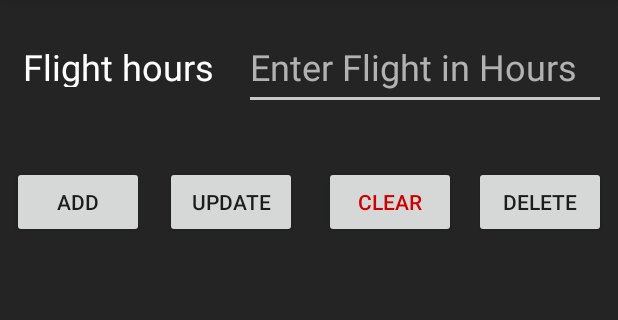
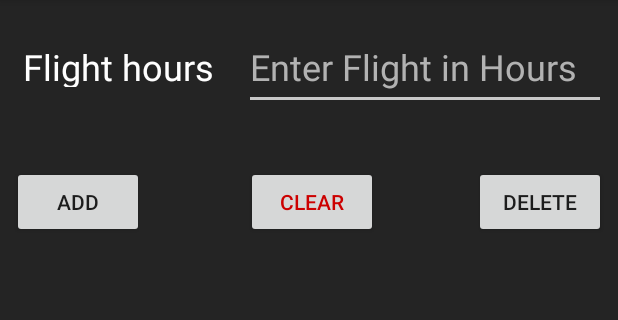
Before and after one commit to dorynakad/Pilot-Companion-App, an Android app: the LogbookActivity screen opened directly, with no data from a screen before it, after a tap on "ADD", on a phone screen of 412 x 824 dp, the part 84-404 px from its top. Run offline under Robolectric (Android 15) with nearby library versions, the phone set to English and light mode, and no system bars.

Commit message:
fixed parsing
CRASH ON : PRESS ANY LISTVIEW ITEM AND ADD.

```diff
--- a/app/src/main/java/com/juliachihata/co_pilot/LogbookActivity.java
+++ b/app/src/main/java/com/juliachihata/co_pilot/LogbookActivity.java
@@ -57,7 +57,7 @@ public class LogbookActivity extends AppCompatActivity {
         timeTxt =  findViewById(R.id.timeTxt);
       //  timeTxt2 = findViewById(R.id.timeTxt2);
         addBtn  =  findViewById(R.id.addBtn);
-        updateBtn   =   findViewById(R.id.updateBtn);
+//        updateBtn   =   findViewById(R.id.updateBtn);
         clearBtn    =   findViewById(R.id.cleanBtn);
         deleteBtn   =   findViewById(R.id.deleteBtn);
 
@@ -85,13 +85,13 @@ public class LogbookActivity extends AppCompatActivity {
 
             }
         });
-        updateBtn.setOnClickListener(new View.OnClickListener() {
-            @Override
-            public void onClick(View v) {
-                update();
-                saveEntries();
-            }
-        });
+//        updateBtn.setOnClickListener(new View.OnClickListener() {
+//            @Override
+//            public void onClick(View v) {
+//                update();
+//                saveEntries();
+//            }
+//        });
 
         deleteBtn.setOnClickListener(new View.OnClickListener() {
             @Override
@@ -172,10 +172,7 @@ public class LogbookActivity extends AppCompatActivity {
 
         if(!flightTime.isEmpty() && flightTime.length()>0){
             //Add
-            if (Integer.parseInt(flightTime)< 0 || Integer.parseInt(flightTime)>5){
-                Toast.makeText(getApplicationContext(),"Flight time Invalid", Toast.LENGTH_LONG).show();
-                return;
-            }
+            if ( Double.parseDouble(flightTime)> 0 && Double.parseDouble(flightTime)<6){
                 adapter.add(currentTime+"    "+flightTime+" Hours");
                 //Refresh
                 adapter.notifyDataSetChanged();
@@ -185,9 +182,18 @@ public class LogbookActivity extends AppCompatActivity {
                 Toast.makeText(getApplicationContext(),"Added "+flightTime +" hours" , Toast.LENGTH_SHORT).show();
 
             }
+
+
             else {
+
                 Toast.makeText(getApplicationContext(),"Nothing to add", Toast.LENGTH_LONG).show();
             }
+        }
+        else{
+            Toast.makeText(getApplicationContext(),"Nothing to add", Toast.LENGTH_LONG).show();
+
+        }
+
     }
 
     //Update
--- a/app/src/main/res/layout/activity_logbook.xml
+++ b/app/src/main/res/layout/activity_logbook.xml
@@ -78,21 +78,21 @@
         app:layout_constraintTop_toTopOf="parent"
         app:layout_constraintVertical_bias="0.155" />
 
-    <Button
-        android:id="@+id/updateBtn"
-        android:layout_width="wrap_content"
-        android:layout_height="wrap_content"
-        android:layout_marginStart="8dp"
-        android:layout_marginLeft="8dp"
-        android:layout_marginEnd="12dp"
-        android:layout_marginRight="12dp"
-        android:layout_marginBottom="8dp"
-        android:text="Update"
-        app:layout_constraintBottom_toBottomOf="parent"
-        app:layout_constraintEnd_toStartOf="@+id/cleanBtn"
-        app:layout_constraintStart_toEndOf="@+id/addBtn"
-        app:layout_constraintTop_toTopOf="parent"
-        app:layout_constraintVertical_bias="0.155" />
+    <!--<Button-->
+        <!--android:id="@+id/updateBtn"-->
+        <!--android:layout_width="wrap_content"-->
+        <!--android:layout_height="wrap_content"-->
+        <!--android:layout_marginStart="8dp"-->
+        <!--android:layout_marginLeft="8dp"-->
+        <!--android:layout_marginEnd="12dp"-->
+        <!--android:layout_marginRight="12dp"-->
+        <!--android:layout_marginBottom="8dp"-->
+        <!--android:text="Update"-->
+        <!--app:layout_constraintBottom_toBottomOf="parent"-->
+        <!--app:layout_constraintEnd_toStartOf="@+id/cleanBtn"-->
+        <!--app:layout_constraintStart_toEndOf="@+id/addBtn"-->
+        <!--app:layout_constraintTop_toTopOf="parent"-->
+        <!--app:layout_constraintVertical_bias="0.155" />-->
 
     <TextView
         android:id="@+id/textView14"
@@ -116,8 +116,8 @@
         android:id="@+id/cleanBtn"
         android:layout_width="wrap_content"
         android:layout_height="wrap_content"
-        android:layout_marginEnd="12dp"
-        android:layout_marginRight="12dp"
+        android:layout_marginEnd="64dp"
+        android:layout_marginRight="64dp"
         android:layout_marginBottom="8dp"
         android:text="Clear"
         android:textColor="@android:color/holo_red_dark"
@@ -136,7 +136,7 @@
         android:digits="0123456789."
         android:ems="10"
         android:hint="Enter Flight in Hours"
-        android:inputType="numberDecimal"
+      android:inputType="numberDecimal"
         android:textColor="@android:color/white"
         android:textColorHint="#B2B2B2"
         android:textSize="24sp"
```
Lines whose indentation alone changed are shown as unchanged.
